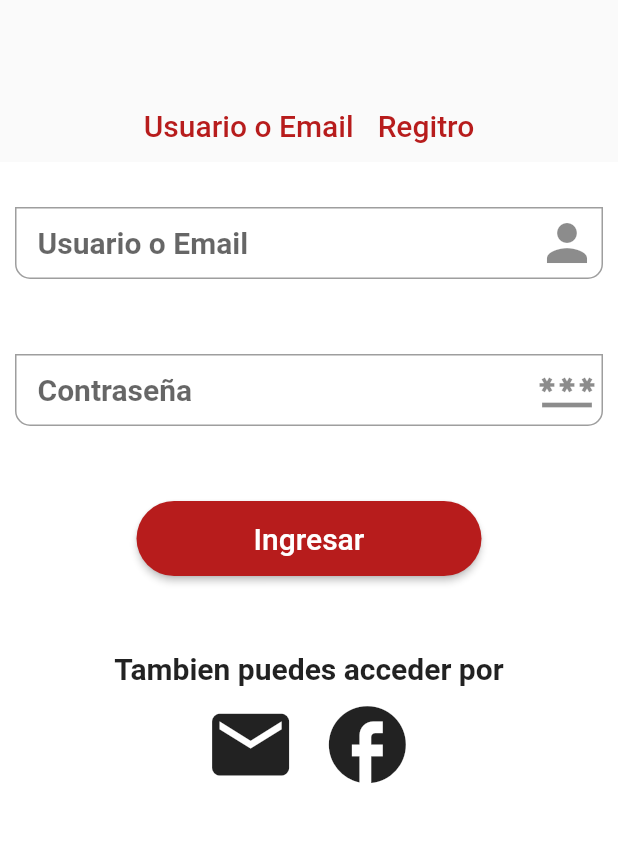
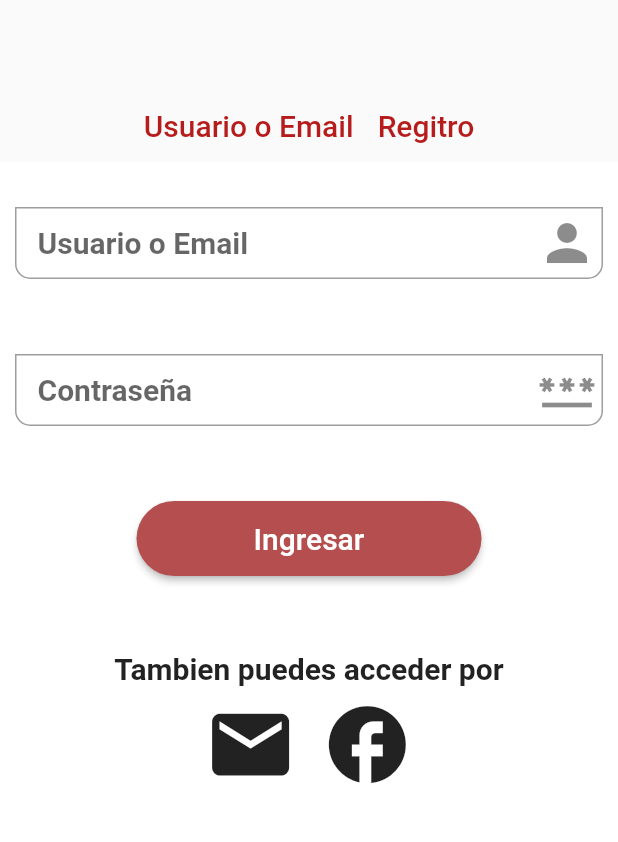
Before and after one commit to ajimmenezz/cimos_app_v1, a Flutter app: the screen it shows after launch, on a phone screen of 412 x 824 dp, the part 390-1232 px from its top. Run offline on Flutter 3.47's test engine with Material 2 defaults, Android fonts, the phone set to English and light mode, and no system bars; our stand-ins replace chewie, video_player; missing offline and left inert: flutter_video_cast; network calls fail.

Commit message:
Arreglo de debug en android

```diff
--- a/lib/screens/HomePage.dart
+++ b/lib/screens/HomePage.dart
@@ -1,3 +1,4 @@
+import 'package:cimos_v1/theme/cimos_theme.dart';
 import 'package:flutter/material.dart';
 import 'package:cimos_v1/widgets/widgets.dart';
 
@@ -7,7 +8,7 @@ class HomePageScreen extends StatelessWidget {
   @override
   Widget build(BuildContext context) {
     return Scaffold(
-      appBar: AppBar(title: const Text('Cimos'), backgroundColor: Colors.red[900],),
+      appBar: AppBar(title: const Text('Cimos'), backgroundColor: CimosTheme.primary,),
      bottomNavigationBar: const CustomButtonBar(),
     );
   }
--- a/lib/screens/VideoDetails.dart
+++ b/lib/screens/VideoDetails.dart
@@ -19,7 +19,7 @@ class VideoDetailsScreen extends StatelessWidget {
       ),
       backgroundColor: Colors.blueGrey[900],
       body: Column(crossAxisAlignment: CrossAxisAlignment.center, children: [
-        Container(
+        SizedBox(
           child: ChewieListItem(
             videoPlayerController: VideoPlayerController.network(
               information['video'],
--- a/lib/widgets/customBottonBar.dart
+++ b/lib/widgets/customBottonBar.dart
@@ -1,3 +1,4 @@
+import 'package:cimos_v1/theme/cimos_theme.dart';
 import 'package:flutter/material.dart';
 import 'package:provider/provider.dart';
 import 'package:cimos_v1/providers/ui_provider.dart';
@@ -40,7 +41,7 @@ class _CustomButtonBarState extends State<CustomButtonBar> {
       // Style
       currentIndex: currentIndex,
       selectedFontSize: 12,
-      selectedItemColor: Colors.red,
+      selectedItemColor: CimosTheme.primary,
       iconSize: 25,
       items: const [
         BottomNavigationBarItem(icon: Icon(Icons.home), label: 'Home'),
--- a/lib/widgets/login_container.dart
+++ b/lib/widgets/login_container.dart
@@ -1,3 +1,4 @@
+import 'package:cimos_v1/theme/cimos_theme.dart';
 import 'package:flutter/material.dart';
 import 'package:cimos_v1/widgets/widgets.dart';
 
@@ -22,7 +23,7 @@ class CustomLogin extends StatelessWidget {
         ElevatedButton(
             style: ElevatedButton.styleFrom(
                 fixedSize: const Size(230, 50),
-                primary: Colors.red[900],
+                primary: CimosTheme.primary,
                 shape: RoundedRectangleBorder(
                     borderRadius: BorderRadius.circular(50))),
             onPressed: () {
--- a/lib/widgets/widgets.dart
+++ b/lib/widgets/widgets.dart
@@ -1,7 +1,7 @@
 export '/widgets/card_videos.dart';
 export '/widgets/customBottonBar.dart';
 export '/widgets/input_sesion.dart';
-export '/widgets/LoadingIcon.dart';
+export 'loadingIcon.dart';
 export '/widgets/login_container.dart';
 export '/widgets/logo.dart';
 export '/widgets/register_container.dart';
```
Also changed, not shown: 2 other files.
